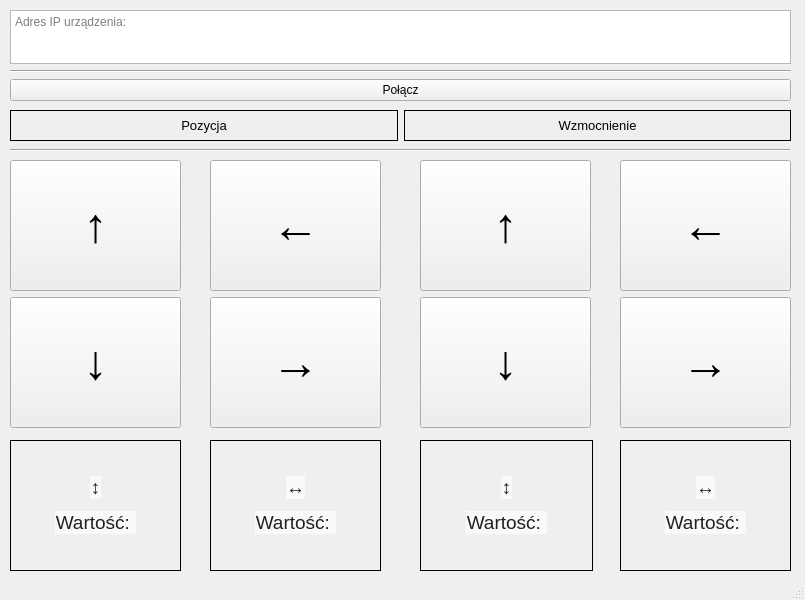
This is front_panel.ui in piotrek1453/pyQt-scope-control as Qt 5 draws it before an edit. The edited form follows.
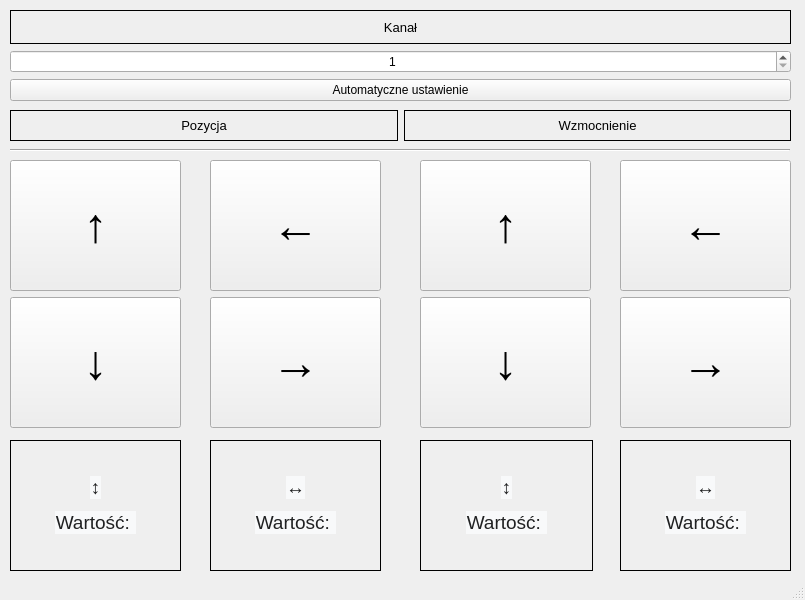
This is the edited form.

The edit to the form file:
```diff
--- a/front_panel.ui
+++ b/front_panel.ui
@@ -37,32 +37,43 @@
     </property>
     <layout class="QVBoxLayout" name="verticalLayoutTop">
      <item>
-      <widget class="QTextEdit" name="textEditIP">
-       <property name="enabled">
-        <bool>true</bool>
+      <widget class="QLabel" name="labelPosition_2">
+       <property name="font">
+        <font>
+         <pointsize>10</pointsize>
+        </font>
        </property>
-       <property name="acceptDrops">
-        <bool>false</bool>
+       <property name="layoutDirection">
+        <enum>Qt::RightToLeft</enum>
        </property>
-       <property name="placeholderText">
-        <string>Adres IP urządzenia:</string>
+       <property name="frameShape">
+        <enum>QFrame::Box</enum>
        </property>
+       <property name="text">
+        <string>Kanał</string>
+       </property>
+       <property name="alignment">
+        <set>Qt::AlignCenter</set>
+       </property>
       </widget>
      </item>
      <item>
-      <widget class="Line" name="line_2">
-       <property name="orientation">
-        <enum>Qt::Horizontal</enum>
+      <widget class="QSpinBox" name="spinBox">
+       <property name="alignment">
+        <set>Qt::AlignCenter</set>
        </property>
+       <property name="minimum">
+        <number>1</number>
+       </property>
+       <property name="maximum">
+        <number>4</number>
+       </property>
       </widget>
      </item>
      <item>
       <widget class="QPushButton" name="pushButtonConnect">
        <property name="text">
-        <string>Połącz</string>
-       </property>
-       <property name="checkable">
-        <bool>true</bool>
+        <string>Automatyczne ustawienie</string>
        </property>
       </widget>
      </item>
```
Left out of the diff: 2 changed lines with no effect on the pictures.
